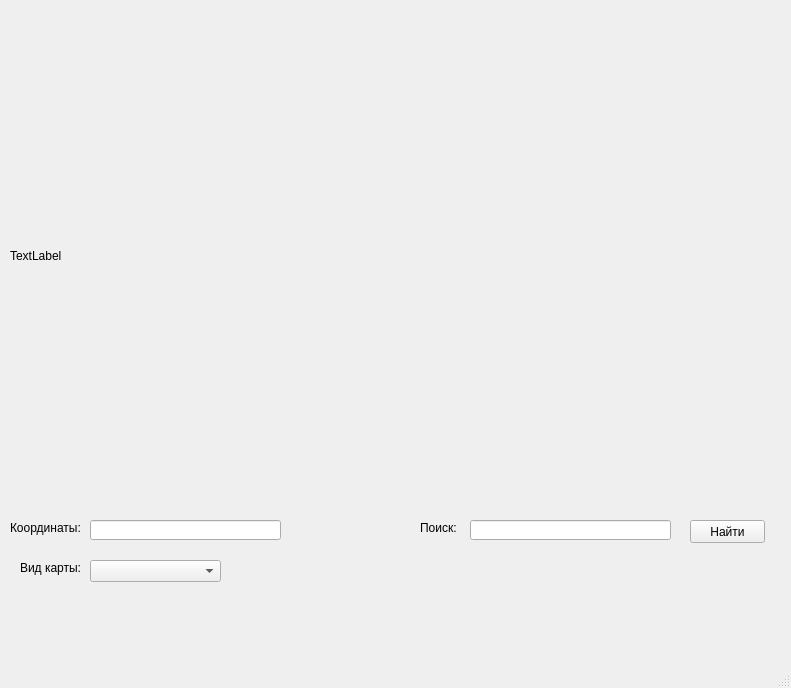
Qt form ui_templates/map.ui (NikitaKolotushkin/MapsAPI) before a commit.
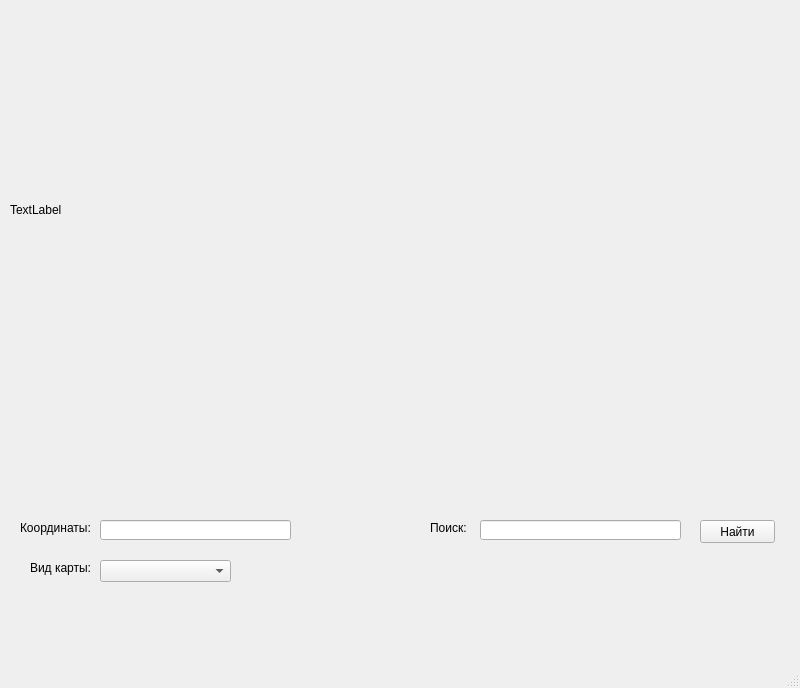
The same form after that commit.

Commit message: Изменил названия элементов

```diff
--- a/ui_templates/map.ui
+++ b/ui_templates/map.ui
@@ -6,7 +6,7 @@
    <rect>
     <x>0</x>
     <y>0</y>
-    <width>791</width>
+    <width>800</width>
     <height>688</height>
    </rect>
   </property>
@@ -14,23 +14,10 @@
    <string>MainWindow</string>
   </property>
   <widget class="QWidget" name="centralwidget">
-   <widget class="QLabel" name="label">
-    <property name="geometry">
-     <rect>
-      <x>10</x>
-      <y>10</y>
-      <width>771</width>
-      <height>491</height>
-     </rect>
-    </property>
-    <property name="text">
-     <string>TextLabel</string>
-    </property>
-   </widget>
    <widget class="QLabel" name="label_2">
     <property name="geometry">
      <rect>
-      <x>10</x>
+      <x>20</x>
       <y>520</y>
       <width>71</width>
       <height>16</height>
@@ -43,7 +30,7 @@
    <widget class="QLineEdit" name="lineEdit">
     <property name="geometry">
      <rect>
-      <x>90</x>
+      <x>100</x>
       <y>520</y>
       <width>191</width>
       <height>20</height>
@@ -53,7 +40,7 @@
    <widget class="QComboBox" name="comboBox">
     <property name="geometry">
      <rect>
-      <x>90</x>
+      <x>100</x>
       <y>560</y>
       <width>131</width>
       <height>22</height>
@@ -63,7 +50,7 @@
    <widget class="QLabel" name="label_3">
     <property name="geometry">
      <rect>
-      <x>20</x>
+      <x>30</x>
       <y>560</y>
       <width>61</width>
       <height>16</height>
@@ -76,7 +63,7 @@
    <widget class="QLabel" name="label_4">
     <property name="geometry">
      <rect>
-      <x>420</x>
+      <x>430</x>
       <y>520</y>
       <width>47</width>
       <height>16</height>
@@ -89,7 +76,7 @@
    <widget class="QLineEdit" name="lineEdit_2">
     <property name="geometry">
      <rect>
-      <x>470</x>
+      <x>480</x>
       <y>520</y>
       <width>201</width>
       <height>20</height>
@@ -99,7 +86,7 @@
    <widget class="QPushButton" name="pushButton">
     <property name="geometry">
      <rect>
-      <x>690</x>
+      <x>700</x>
       <y>520</y>
       <width>75</width>
       <height>23</height>
@@ -109,6 +96,19 @@
      <string>Найти</string>
     </property>
    </widget>
+   <widget class="QLabel" name="map">
+    <property name="geometry">
+     <rect>
+      <x>10</x>
+      <y>10</y>
+      <width>780</width>
+      <height>400</height>
+     </rect>
+    </property>
+    <property name="text">
+     <string>TextLabel</string>
+    </property>
+   </widget>
   </widget>
   <widget class="QMenuBar" name="menubar">
    <property name="geometry">
```
Left out of the diff: 8 changed lines with no effect on the pictures.
